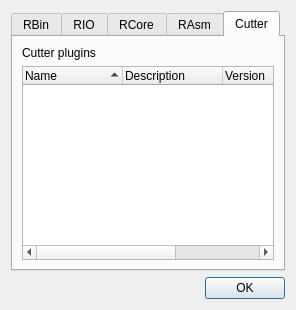
First picture: the form in src/dialogs/R2PluginsDialog.ui, repository rizinorg/cutter, before the edit.
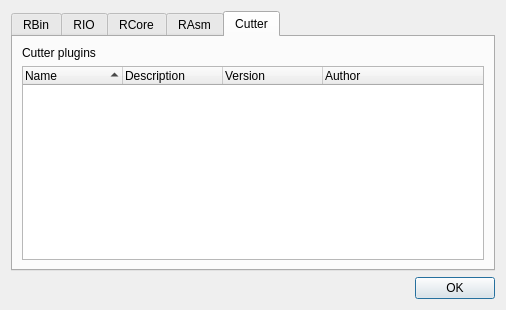
Second picture: the form after the edit.

Commit message: Improve dialogs and positions

What changed in the file:
```diff
--- a/src/dialogs/R2PluginsDialog.ui
+++ b/src/dialogs/R2PluginsDialog.ui
@@ -6,7 +6,7 @@
    <rect>
     <x>0</x>
     <y>0</y>
-    <width>296</width>
+    <width>506</width>
     <height>310</height>
    </rect>
   </property>
```
The commit also changes 2 other files.
